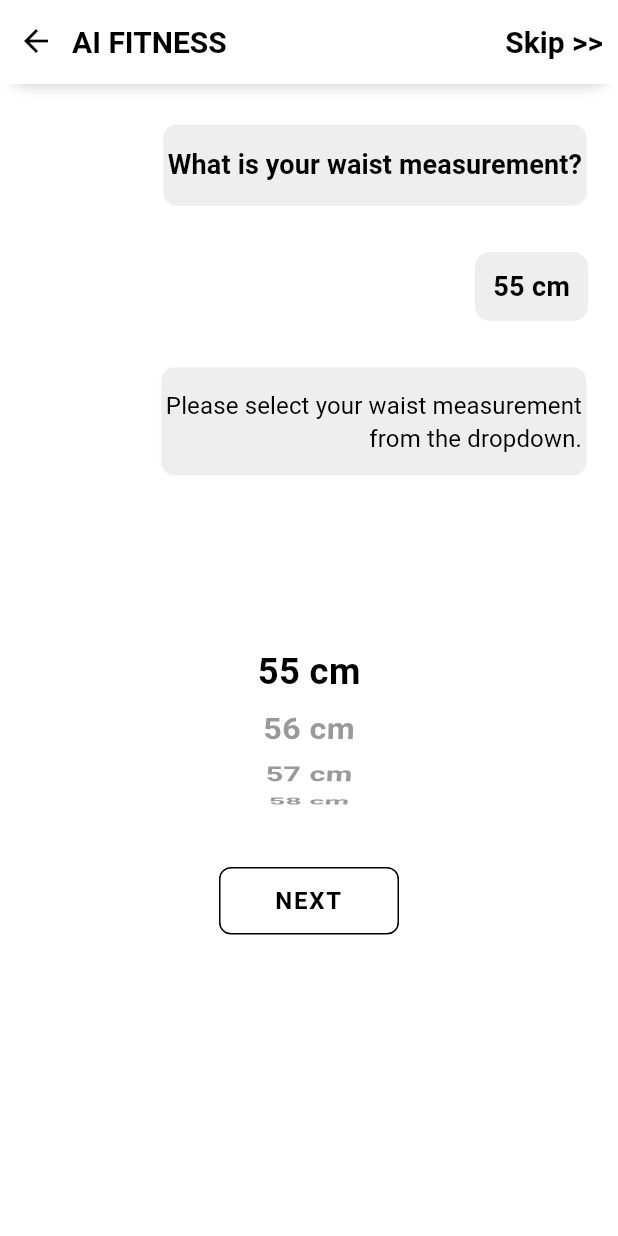
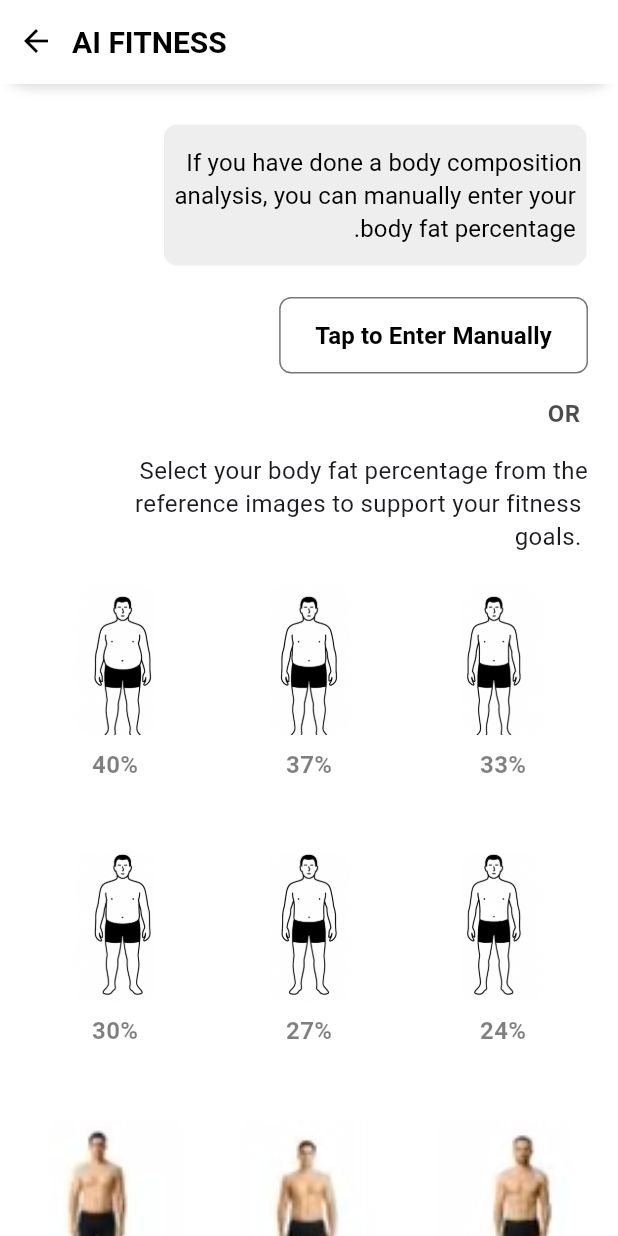
Before and after one commit to subhasishpinku/Al-Fitness, a Flutter app: the _SigninScreenTenthBody screen opened directly, after a tap on "NEXT", on a phone screen of 412 x 824 dp. Run offline on Flutter 3.47's test engine with Material 3 defaults, Android fonts, the light colour scheme and no system bars.

Commit message:
first commit3

```diff
--- a/lib/main.dart
+++ b/lib/main.dart
@@ -30,6 +30,8 @@ void main() {
         ChangeNotifierProvider(create: (_) => SigninNinthViewModel()),
         ChangeNotifierProvider(create: (_) => SigninTenthViewModel()),
         ChangeNotifierProvider(create: (_) => LoginViewModel()),
+        ChangeNotifierProvider(create: (_) => SigninEightViewModel()),
+
       ],
       child: const MyApp(),
     ),
--- a/lib/utils/routes/routes.dart
+++ b/lib/utils/routes/routes.dart
@@ -3,6 +3,7 @@ import 'package:aifitness/view/get_start_screen.dart';
 import 'package:aifitness/view/login_screen.dart';
 import 'package:aifitness/view/signin_screen.dart';
 import 'package:aifitness/view/signin_screen_eight.dart';
+import 'package:aifitness/view/signin_screen_eleventh.dart';
 import 'package:aifitness/view/signin_screen_fifth.dart';
 import 'package:aifitness/view/signin_screen_fourth.dart';
 import 'package:aifitness/view/signin_screen_ninth.dart';
@@ -48,21 +49,25 @@ class Routes {
         return MaterialPageRoute(
           builder: (BuildContext context) => const SigninScreenSeventh(),
         );
-        case (RouteNames.signinScreenEight):
+      case (RouteNames.signinScreenEight):
         return MaterialPageRoute(
           builder: (BuildContext context) => const SigninScreenEight(),
         );
-         case (RouteNames.signinScreenNinth):
+      case (RouteNames.signinScreenNinth):
         return MaterialPageRoute(
           builder: (BuildContext context) => const SigninScreenNinth(),
         );
-        case (RouteNames.signinScreenTenth):
+      case (RouteNames.signinScreenTenth):
         return MaterialPageRoute(
           builder: (BuildContext context) => const SigninScreenTenth(),
         );
-        case (RouteNames.loginScreen):
+      case (RouteNames.loginScreen):
         return MaterialPageRoute(
           builder: (BuildContext context) => const LoginScreen(),
+        );
+      case (RouteNames.signinScreenEleventh):
+        return MaterialPageRoute(
+          builder: (BuildContext context) => const SigninScreenEleventh(),
         );
       default:
         return MaterialPageRoute(
--- a/lib/utils/routes/routes_names.dart
+++ b/lib/utils/routes/routes_names.dart
@@ -11,5 +11,6 @@ class RouteNames {
   static const String signinScreenEight = "signin_screen_eight";
   static const String signinScreenNinth = "signin_screen_ninth";
   static const String signinScreenTenth = "signin_screen_tenth";
+  static const String signinScreenEleventh = "signin_screen_eleventh";
 
 }
--- /dev/null
+++ b/lib/view/signin_screen_eleventh.dart
@@ -0,0 +1,235 @@
+import 'package:aifitness/res/widgets/coloors.dart';
+import 'package:aifitness/res/widgets/signin_second_appbar.dart';
+import 'package:aifitness/viewModel/signin_eleventh_viewModel.dart';
+import 'package:flutter/material.dart';
+import 'package:provider/provider.dart';
+
+class SigninScreenEleventh extends StatelessWidget {
+  const SigninScreenEleventh({super.key});
+
+  @override
+  Widget build(BuildContext context) {
+    return ChangeNotifierProvider(
+      create: (_) => SigninEleventhViewModel(),
+      child: const _SigninScreenEleventhBody(),
+    );
+  }
+}
+
+class _SigninScreenEleventhBody extends StatelessWidget {
+  const _SigninScreenEleventhBody();
+
+  @override
+  Widget build(BuildContext context) {
+    final provider = Provider.of<SigninEleventhViewModel>(context);
+
+    return Directionality(
+      textDirection: TextDirection.rtl,
+      child: Scaffold(
+        backgroundColor: AppColors.backgroundColor,
+        appBar: const SigninSecondAppBar(),
+        body: SafeArea(
+          child: SingleChildScrollView(
+            padding: const EdgeInsets.symmetric(horizontal: 20, vertical: 16),
+            child: Column(
+              crossAxisAlignment: CrossAxisAlignment.start,
+              children: [
+                const SizedBox(height: 10),
+
+                // --- Description ---
+                IntrinsicWidth(
+                  child: OutlinedButton(
+                    style: OutlinedButton.styleFrom(
+                      padding: const EdgeInsets.symmetric(
+                        horizontal: 4,
+                        vertical: 15,
+                      ),
+                      side: BorderSide(color: AppColors.backgroundColor),
+                      shape: RoundedRectangleBorder(
+                        borderRadius: BorderRadius.circular(10),
+                      ),
+                      foregroundColor: AppColors.primaryColor,
+                      backgroundColor: AppColors.signInButtonColor,
+                    ),
+                    onPressed: () {},
+                    child: const Text(
+                      "If you have done a body composition \n analysis, you can manually enter your \n body fat percentage.",
+                      textAlign: TextAlign.right,
+                      style: TextStyle(
+                        fontSize: 16,
+                        fontWeight: FontWeight.w400,
+                        height: 1.4,
+                      ),
+                    ),
+                  ),
+                ),
+
+                const SizedBox(height: 20),
+
+                // --- Manual Entry Button ---
+                Align(
+                  alignment: Alignment.topRight,
+                  child: OutlinedButton(
+                    onPressed: () {
+                      provider.enterManually(context);
+                    },
+                    style: OutlinedButton.styleFrom(
+                      padding: const EdgeInsets.symmetric(
+                        horizontal: 24,
+                        vertical: 14,
+                      ),
+                      backgroundColor: Colors.white,
+                      shape: RoundedRectangleBorder(
+                        borderRadius: BorderRadius.circular(8),
+                        side: BorderSide(color: AppColors.primaryColor),
+                      ),
+                    ),
+                    child: Text(
+                      "Tap to Enter Manually",
+                      textAlign: TextAlign.right,
+                      style: TextStyle(
+                        fontSize: 16,
+                        fontWeight: FontWeight.w600,
+                        color: AppColors.primaryColor,
+                      ),
+                    ),
+                  ),
+                ),
+
+                const SizedBox(height: 15),
+
+                // --- OR text ---
+                Padding(
+                  padding: const EdgeInsets.only(right: 5),
+                  child: Text(
+                    "OR",
+                    textAlign: TextAlign.right,
+                    style: TextStyle(
+                      fontSize: 16,
+                      color: AppColors.primaryColor.withOpacity(0.7),
+                      fontWeight: FontWeight.bold,
+                    ),
+                  ),
+                ),
+
+                const SizedBox(height: 15),
+
+                // --- Instruction ---
+                const Text(
+                  "Select your body fat percentage from the \n reference images to support your fitness \n .goals",
+                  textAlign: TextAlign.right,
+                  style: TextStyle(
+                    fontSize: 16,
+                    fontWeight: FontWeight.w400,
+                    height: 1.4,
+                  ),
+                ),
+
+                const SizedBox(height: 20),
+
+                // --- Grid of images ---
+                Directionality(
+                  textDirection: TextDirection.ltr,
+                  child: GridView.builder(
+                    shrinkWrap: true,
+                    physics: const NeverScrollableScrollPhysics(),
+                    gridDelegate:
+                        const SliverGridDelegateWithFixedCrossAxisCount(
+                          crossAxisCount: 3,
+                          mainAxisSpacing: 16,
+                          crossAxisSpacing: 16,
+                          childAspectRatio: 0.7,
+                        ),
+                    itemCount: provider.bodyFatImages.length,
+                    itemBuilder: (context, index) {
+                      final item = provider.bodyFatImages[index];
+                      final isSelected =
+                          item['percentage'] == provider.selectedFat;
+
+                      return GestureDetector(
+                        onTap: () {
+                          provider.selectFat(item['percentage']);
+                        },
+                        child: Column(
+                          children: [
+                            Container(
+                              decoration: BoxDecoration(
+                                border: Border.all(
+                                  color: isSelected
+                                      ? AppColors.primaryColor
+                                      : Colors.transparent,
+                                  width: 2,
+                                ),
+                                borderRadius: BorderRadius.circular(10),
+                              ),
+                              child: ClipRRect(
+                                borderRadius: BorderRadius.circular(10),
+                                child: Image.asset(
+                                  item['image'],
+                                  height: 100,
+                                  fit: BoxFit.cover,
+                                ),
+                              ),
+                            ),
+                            const SizedBox(height: 6),
+                            Text(
+                              "${item['percentage']}%",
+                              style: TextStyle(
+                                fontSize: 16,
+                                fontWeight: FontWeight.w600,
+                                color: isSelected
+                                    ? AppColors.primaryColor
+                                    : AppColors.primaryColor.withOpacity(0.5),
+                              ),
+                            ),
+                          ],
+                        ),
+                      );
+                    },
+                  ),
+                ),
+
+                const SizedBox(height: 30),
+
+                // --- Next Button ---
+                Align(
+                  alignment: Alignment.center,
+                  child: SizedBox(
+                    width: 120,
+                    height: 45,
+                    child: ElevatedButton(
+                      style: ElevatedButton.styleFrom(
+                        backgroundColor: Colors.white,
+                        foregroundColor: AppColors.primaryColor,
+                        shape: RoundedRectangleBorder(
+                          borderRadius: BorderRadius.circular(8),
+                          side: BorderSide(color: AppColors.primaryColor),
+                        ),
+                        elevation: 0,
+                      ),
+                      onPressed: provider.selectedFat == null
+                          ? null
+                          : () {
+                              // Navigator.pushNamed(
+                              //     context, RouteNames.signinScreenThirteen);
+                            },
+                      child: const Text(
+                        "NEXT",
+                        style: TextStyle(
+                          fontSize: 16,
+                          fontWeight: FontWeight.w600,
+                          letterSpacing: 1.2,
+                        ),
+                      ),
+                    ),
+                  ),
+                ),
+                const SizedBox(height: 20),
+              ],
+            ),
+          ),
+        ),
+      ),
+    );
+  }
+}
--- a/lib/view/signin_screen_tenth.dart
+++ b/lib/view/signin_screen_tenth.dart
@@ -200,10 +200,10 @@ class _SigninScreenTenthBody extends StatelessWidget {
                       ),
                       onPressed: () {
                         debugPrint("Selected Waist: $selectedWaist cm");
-                        // Navigator.pushNamed(
-                        //   context,
-                        //   RouteNames.signinScreenEleventh,
-                        // );
+                        Navigator.pushNamed(
+                          context,
+                          RouteNames.signinScreenEleventh,
+                        );
                       },
                       child: const Text(
                         "NEXT",
--- /dev/null
+++ b/lib/viewModel/signin_eleventh_viewModel.dart
@@ -0,0 +1,30 @@
+import 'package:flutter/material.dart';
+
+class SigninEleventhViewModel extends ChangeNotifier {
+  final List<Map<String, dynamic>> bodyFatImages = [
+    {'image': 'assets/images/body_shape_1.png', 'percentage': 40},
+    {'image': 'assets/images/body_shape_2.png', 'percentage': 37},
+    {'image': 'assets/images/body_shape_3.png', 'percentage': 33},
+    {'image': 'assets/images/body_shape_4.png', 'percentage': 30},
+    {'image': 'assets/images/body_shape_5.png', 'percentage': 27},
+    {'image': 'assets/images/body_shape_6.png', 'percentage': 24},
+
+    {'image': 'assets/images/body_21.png', 'percentage': 21},
+    {'image': 'assets/images/body_18.png', 'percentage': 18},
+    {'image': 'assets/images/body_15.png', 'percentage': 15},
+  ];
+
+  double? selectedFat;
+
+  void selectFat(double value) {
+    selectedFat = value;
+    notifyListeners();
+  }
+
+  void enterManually(BuildContext context) {
+    // You can add navigation to a text input page
+    ScaffoldMessenger.of(
+      context,
+    ).showSnackBar(const SnackBar(content: Text("Manual input coming soon")));
+  }
+}
```
Also changed, not shown: pubspec.yaml (+10 -3 lines), assets/images/body_15.png (added), assets/images/body_18.png (added), assets/images/body_21.png (added), assets/images/body_shape_1.png (added), assets/images/body_shape_2.png (added), assets/images/body_shape_3.png (added), assets/images/body_shape_4.png (added), assets/images/body_shape_5.png (added), assets/images/body_shape_6.png (added).
